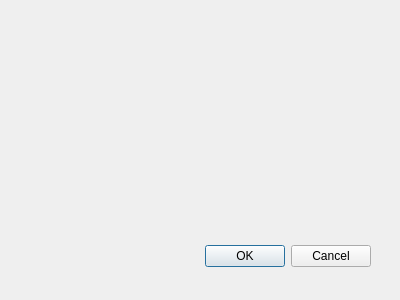
Old version of the form start.ui in the repository Jenway/gomoku.
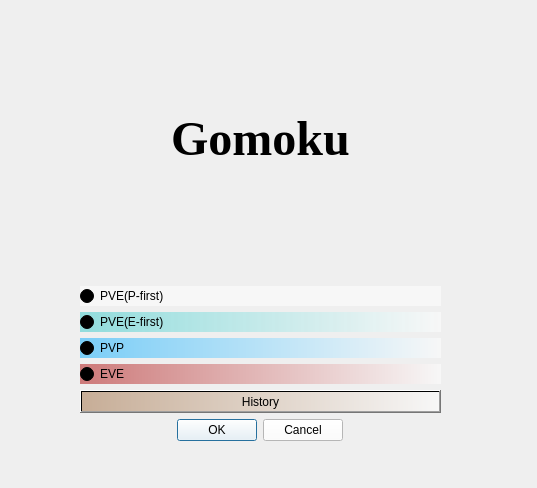
New version of the form.

Patch:
```diff
--- a/start.ui
+++ b/start.ui
@@ -8,28 +8,122 @@
    <rect>
     <x>0</x>
     <y>0</y>
-    <width>400</width>
-    <height>300</height>
+    <width>537</width>
+    <height>488</height>
    </rect>
   </property>
   <property name="windowTitle">
    <string>Dialog</string>
   </property>
-  <widget class="QDialogButtonBox" name="buttonBox">
+  <property name="styleSheet">
+   <string notr="true"/>
+  </property>
+  <widget class="QWidget" name="verticalLayoutWidget">
    <property name="geometry">
     <rect>
-     <x>30</x>
-     <y>240</y>
-     <width>341</width>
-     <height>32</height>
+     <x>80</x>
+     <y>0</y>
+     <width>361</width>
+     <height>441</height>
     </rect>
    </property>
-   <property name="orientation">
-    <enum>Qt::Horizontal</enum>
-   </property>
-   <property name="standardButtons">
-    <set>QDialogButtonBox::Cancel|QDialogButtonBox::Ok</set>
-   </property>
+   <layout class="QVBoxLayout" name="verticalLayout">
+    <item alignment="Qt::AlignHCenter">
+     <widget class="QLabel" name="label">
+      <property name="font">
+       <font>
+        <family>Times New Roman</family>
+        <pointsize>16</pointsize>
+        <weight>75</weight>
+        <bold>true</bold>
+       </font>
+      </property>
+      <property name="text">
+       <string>&lt;html&gt;&lt;head/&gt;&lt;body&gt;&lt;p align=&quot;center&quot;&gt;&lt;span style=&quot; font-size:36pt;&quot;&gt;Gomoku&lt;/span&gt;&lt;/p&gt;&lt;/body&gt;&lt;/html&gt;</string>
+      </property>
+     </widget>
+    </item>
+    <item>
+     <widget class="QRadioButton" name="PVE_BUTTON">
+      <property name="styleSheet">
+       <string notr="true">background-color: qlineargradient(spread:pad, x1:0, y1:0, x2:1, y2:0, stop:0 rgba(255, 255, 255, 125), stop:1 rgba(255, 255, 255, 125));
+font: 75 12pt &quot;Arial&quot;;</string>
+      </property>
+      <property name="text">
+       <string>PVE(P-first)</string>
+      </property>
+      <property name="checked">
+       <bool>true</bool>
+      </property>
+     </widget>
+    </item>
+    <item>
+     <widget class="QRadioButton" name="radioButton">
+      <property name="styleSheet">
+       <string notr="true">background-color: qlineargradient(spread:pad, x1:0, y1:0, x2:1, y2:0, stop:0 rgba(0, 191, 191, 100), stop:1 rgba(255, 255, 255, 125));
+font: 75 12pt &quot;Arial&quot;;</string>
+      </property>
+      <property name="text">
+       <string>PVE(E-first)</string>
+      </property>
+     </widget>
+    </item>
+    <item>
+     <widget class="QRadioButton" name="PVP_BUTTON">
+      <property name="styleSheet">
+       <string notr="true">background-color: qlineargradient(spread:pad, x1:0, y1:0, x2:1, y2:0, stop:0 rgba(0, 170, 255, 125), stop:1 rgba(255, 255, 255, 125));
+font: 75 12pt &quot;Arial&quot;;</string>
+      </property>
+      <property name="text">
+       <string>PVP</string>
+      </property>
+      <property name="checked">
+       <bool>false</bool>
+      </property>
+     </widget>
+    </item>
+    <item>
+     <widget class="QRadioButton" name="EVE_BUTTON">
+      <property name="styleSheet">
+       <string notr="true">background-color: qlineargradient(spread:pad, x1:0, y1:0, x2:1, y2:0, stop:0 rgba(170, 0, 0, 125), stop:1 rgba(255, 255, 255, 125));
+font: 75 12pt &quot;Arial&quot;;</string>
+      </property>
+      <property name="text">
+       <string>EVE</string>
+      </property>
+     </widget>
+    </item>
+    <item>
+     <widget class="QPushButton" name="pushButton">
+      <property name="styleSheet">
+       <string notr="true">background-color: qlineargradient(spread:pad, x1:0, y1:0, x2:1, y2:0, stop:0 rgba(157,105,59,125), stop:1 rgba(255, 255, 255, 125));
+font: 75 12pt &quot;Arial&quot;;
+</string>
+      </property>
+      <property name="text">
+       <string>History</string>
+      </property>
+     </widget>
+    </item>
+    <item alignment="Qt::AlignHCenter">
+     <widget class="QDialogButtonBox" name="AcceptButton">
+      <property name="font">
+       <font>
+        <family>Ubuntu</family>
+       </font>
+      </property>
+      <property name="styleSheet">
+       <string notr="true">background-color: rgba(255, 255, 255,255);</string>
+      </property>
+      <property name="orientation">
+       <enum>Qt::Horizontal</enum>
+      </property>
+      <property name="standardButtons">
+       <set>QDialogButtonBox::Cancel|QDialogButtonBox::Ok</set>
+      </property>
+     </widget>
+    </item>
+   </layout>
   </widget>
  </widget>
  <pixmapfunction/>
```
Left out of the diff: 24 changed lines with no effect on the pictures.
